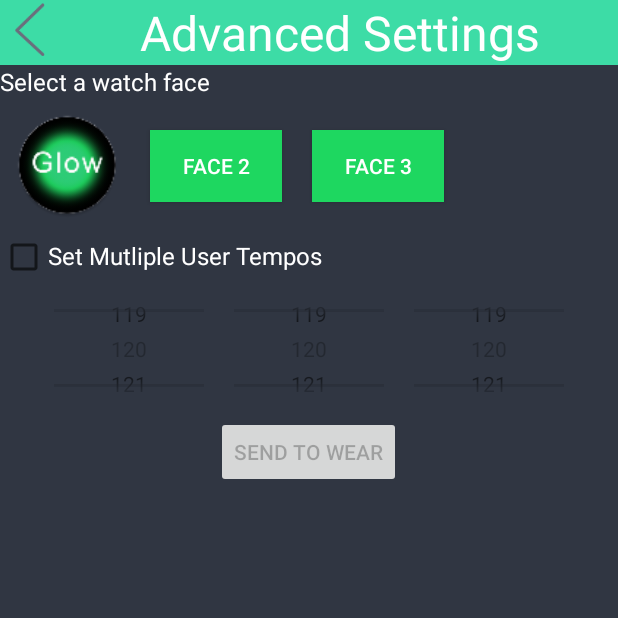
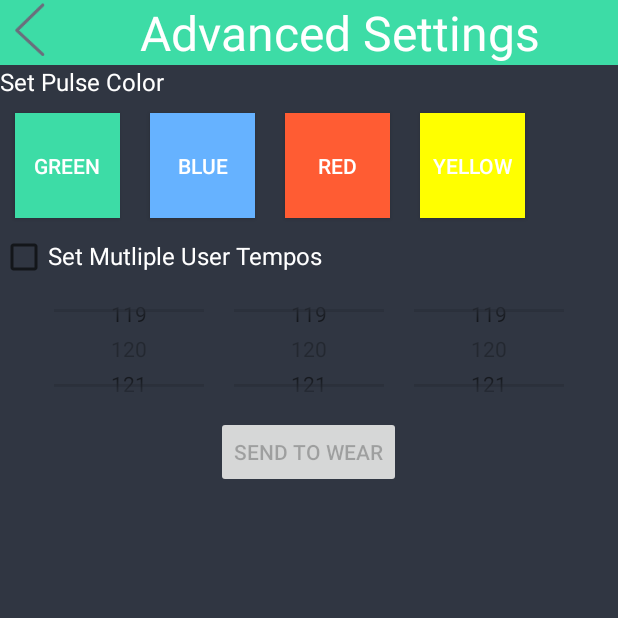
Before and after one commit to MegaUkulele/TikTok, an Android app: the SettingsActivity screen opened directly, with no data from a screen before it, on a phone screen of 412 x 824 dp, the top half of it. Run offline under Robolectric (Android 15) with nearby library versions, the phone set to English and light mode, and no system bars; 6 statements that could not run were skipped.

Commit message:
4 different background color gradients can be set from mobile now

```diff
--- a/mobile/src/main/java/com/megaukelele/tiktok/SettingsActivity.java
+++ b/mobile/src/main/java/com/megaukelele/tiktok/SettingsActivity.java
@@ -22,7 +22,7 @@ import java.util.concurrent.TimeUnit;
 
 public class SettingsActivity extends Activity {
     private static String TAG = "SettingsActivity";
-    public Button settings, mSendtoWear;
+    public Button settings, mSendtoWear, green, red, blue, yellow;
     private GoogleApiClient mGoogleApiClient;
     private NumberPicker  mFirstTemp, mSecondTemp, mThirdTemp;
     private CheckBox mUserTempToggle;
@@ -38,8 +38,11 @@ public class SettingsActivity extends Activity {
     protected void onCreate(Bundle savedInstanceState) {
         super.onCreate(savedInstanceState);
         setContentView(R.layout.settings_main);
-
         mSendtoWear = (Button) findViewById(R.id.btnSendtoWear);
+        green = (Button) findViewById(R.id.green);
+        red = (Button) findViewById(R.id.red);
+        blue = (Button) findViewById(R.id.blue);
+        yellow = (Button) findViewById(R.id.yellow);
         mFirstTemp = (NumberPicker) findViewById(R.id.npFirstTemp);
         mSecondTemp = (NumberPicker) findViewById(R.id.npSecondTemp);
         mThirdTemp = (NumberPicker) findViewById(R.id.npThirdTemp);
@@ -63,6 +66,34 @@ public class SettingsActivity extends Activity {
             @Override
             public void onClick(View v) {
                 sendUserTempos();
+            }
+        });
+
+        green.setOnClickListener(new View.OnClickListener() {
+            @Override
+            public void onClick(View v) {
+                sendBackgroundColor(0);
+            }
+        });
+
+        blue.setOnClickListener(new View.OnClickListener() {
+            @Override
+            public void onClick(View v) {
+                sendBackgroundColor(1);
+            }
+        });
+
+        red.setOnClickListener(new View.OnClickListener() {
+            @Override
+            public void onClick(View v) {
+                sendBackgroundColor(2);
+            }
+        });
+
+        yellow.setOnClickListener(new View.OnClickListener() {
+            @Override
+            public void onClick(View v) {
+                sendBackgroundColor(3);
             }
         });
 
--- a/mobile/src/main/res/layout/settings_main.xml
+++ b/mobile/src/main/res/layout/settings_main.xml
@@ -30,7 +30,7 @@
             android:textSize="32dp" />
     </LinearLayout>
 
-    <TextView android:text="Select a watch face" android:layout_width="fill_parent"
+    <TextView android:text="Set Pulse Color" android:layout_width="fill_parent"
         android:layout_height="wrap_content"
         android:textColor="#ffffff"
         android:textSize="16dp"/>
@@ -42,24 +42,33 @@
         <Button
             android:layout_width="70dp"
             android:layout_height="70dp"
-            android:background="@mipmap/glow"
-            android:id="@+id/watch_face1"
+            android:background="#3ddca6"
+            android:text="green"
+            android:id="@+id/green"
             android:layout_margin="10dp"
             android:textColor="#ffffff" />
         <Button
-            android:layout_width="wrap_content"
-            android:layout_height="wrap_content"
-            android:text="Face 2"
-            android:background="#1ED760"
-            android:id="@+id/watch_face2"
+            android:layout_width="70dp"
+            android:layout_height="70dp"
+            android:text="blue"
+            android:background="#66b2ff"
+            android:id="@+id/blue"
             android:layout_margin="10dp"
             android:textColor="#ffffff" />
         <Button
-            android:layout_width="wrap_content"
-            android:layout_height="wrap_content"
-            android:text="Face 3"
-            android:background="#1ED760"
-            android:id="@+id/watch_face3"
+            android:layout_width="70dp"
+            android:layout_height="70dp"
+            android:text="red"
+            android:background="#ff5c33"
+            android:id="@+id/red"
+            android:layout_margin="10dp"
+            android:textColor="#ffffff" />
+        <Button
+            android:layout_width="70dp"
+            android:layout_height="70dp"
+            android:text="yellow"
+            android:background="#ffff00"
+            android:id="@+id/yellow"
             android:layout_margin="10dp"
             android:textColor="#ffffff" />
     </LinearLayout>
--- a/wear/src/main/java/com/megaukelele/tiktok/WatchListenerService.java
+++ b/wear/src/main/java/com/megaukelele/tiktok/WatchListenerService.java
@@ -49,10 +49,10 @@ public class WatchListenerService extends WearableListenerService implements Mes
             broadcastIntent.putExtra("second", split[1]);
             broadcastIntent.putExtra("third", split[2]);
         }
-        else if (messageEvent.getPath().equals(UPDATE_BACKGROUND_COLOR)) {
-            /* BUG: MainActivity.mUpdateUserTempos Intents not being broadcasted */
+        if (messageEvent.getPath().equals(UPDATE_BACKGROUND_COLOR)) {
             broadcastIntent.setAction(MainActivity.mUpdateBackgroundColor);
             String data = new String(messageEvent.getData());
+            Log.d(TAG, "should update to " + data);
             broadcastIntent.putExtra("option", Integer.parseInt(data));
         }
         sendBroadcast(broadcastIntent);
```
Also changed, not shown: wear/src/main/java/com/megaukelele/tiktok/MainActivity.java (+8 -5 lines), wear/src/main/res/drawable/glowing_circle_red.xml (added, +22 -0 lines), wear/src/main/res/drawable/glowing_circle_yellow.xml (added, +22 -0 lines).
